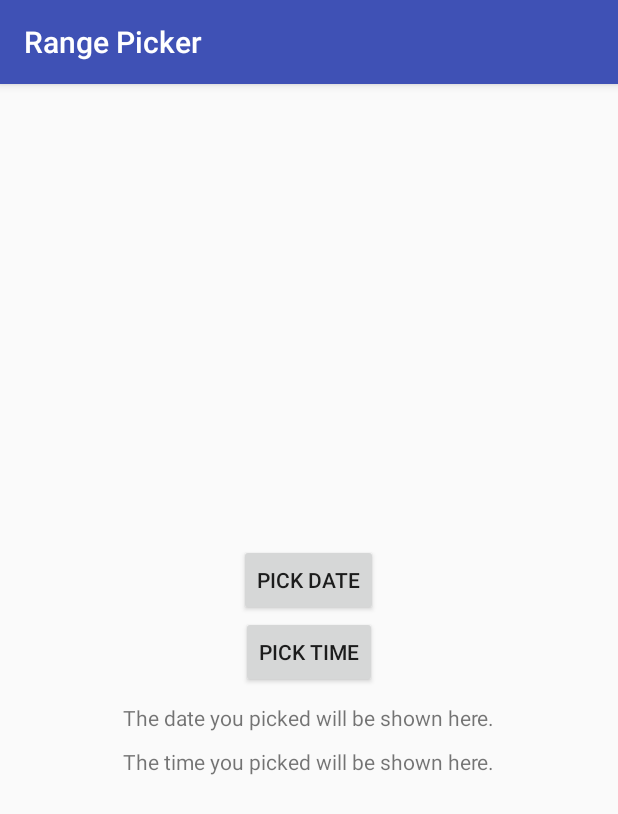
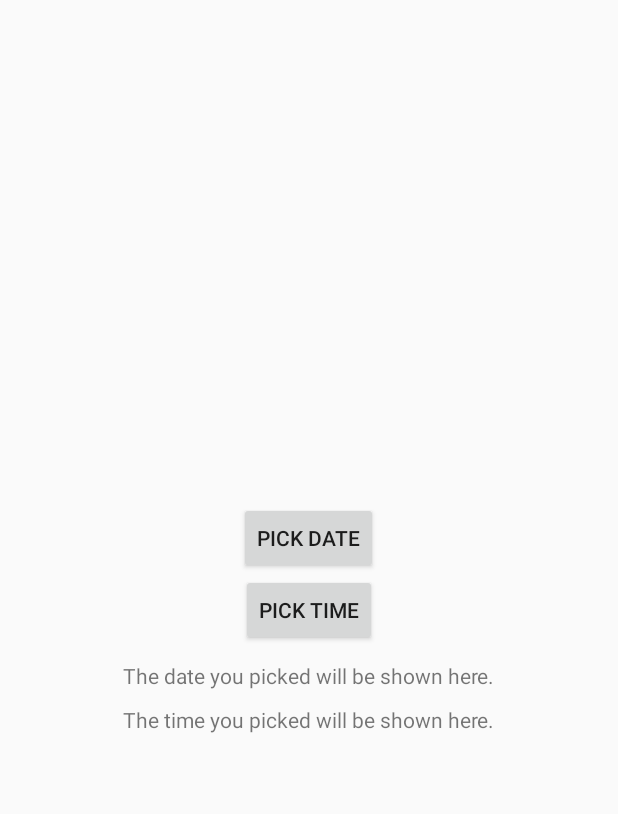
Before and after one commit to RihabRJAB/MakeItBetterUnitedTeam, an Android app: the screen it shows after launch (MainActivity), on a phone screen of 412 x 824 dp. Shown: the top 814 px of the screen. Run offline under Robolectric (Android 15) with nearby library versions, the light colour scheme and no system bars.

Commit message:
zeineb commit

```diff
--- a/sample/src/main/java/com/borax12/materialdaterangepickerexample/MainActivity.java
+++ b/sample/src/main/java/com/borax12/materialdaterangepickerexample/MainActivity.java
@@ -3,11 +3,11 @@ package com.borax12.materialdaterangepickerexample;
 import android.app.Activity;
 import android.content.DialogInterface;
 import android.os.Bundle;
-import android.support.v7.app.AppCompatActivity;
 import android.util.Log;
 import android.view.View;
 import android.widget.Button;
 import android.widget.TextView;
+
 import com.borax12.materialdaterangepicker.date.DatePickerDialog;
 import com.borax12.materialdaterangepicker.time.RadialPickerLayout;
 import com.borax12.materialdaterangepicker.time.TimePickerDialog;
@@ -15,7 +15,7 @@ import com.wdullaer.materialdaterangepicker.R;
 
 import java.util.Calendar;
 
-public class MainActivity extends AppCompatActivity implements
+public class MainActivity extends Activity implements
     DatePickerDialog.OnDateSetListener,TimePickerDialog.OnTimeSetListener
 {
     private TextView dateTextView;
```
